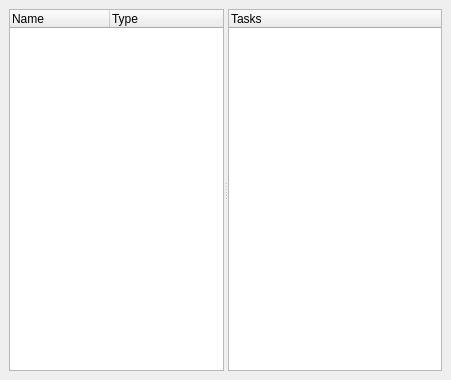
KDE/calligra, file kplato/kptresourceassignmentview.ui: the form before one commit.
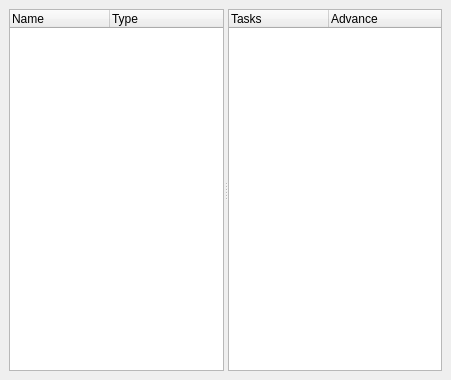
The form after the commit.

Commit message: Changement have been made on tasks display Add column on the right QtreeWidgetItem which displays the advance of a started task

Patch:
```diff
--- a/kplato/kptresourceassignmentview.ui
+++ b/kplato/kptresourceassignmentview.ui
@@ -42,6 +42,11 @@
         <string>Tasks</string>
        </property>
       </column>
+      <column>
+       <property name="text" >
+        <string>Advance</string>
+       </property>
+      </column>
      </widget>
     </widget>
    </item>
```
The commit also changes 1 other file.
